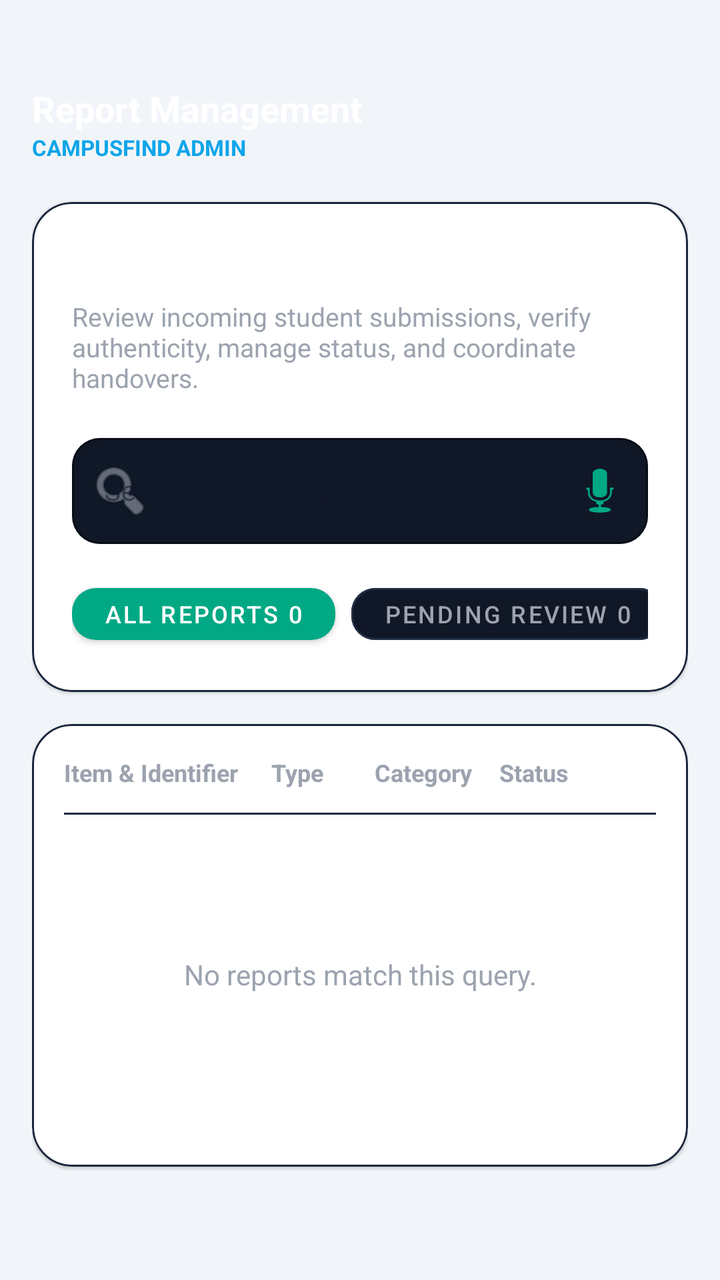
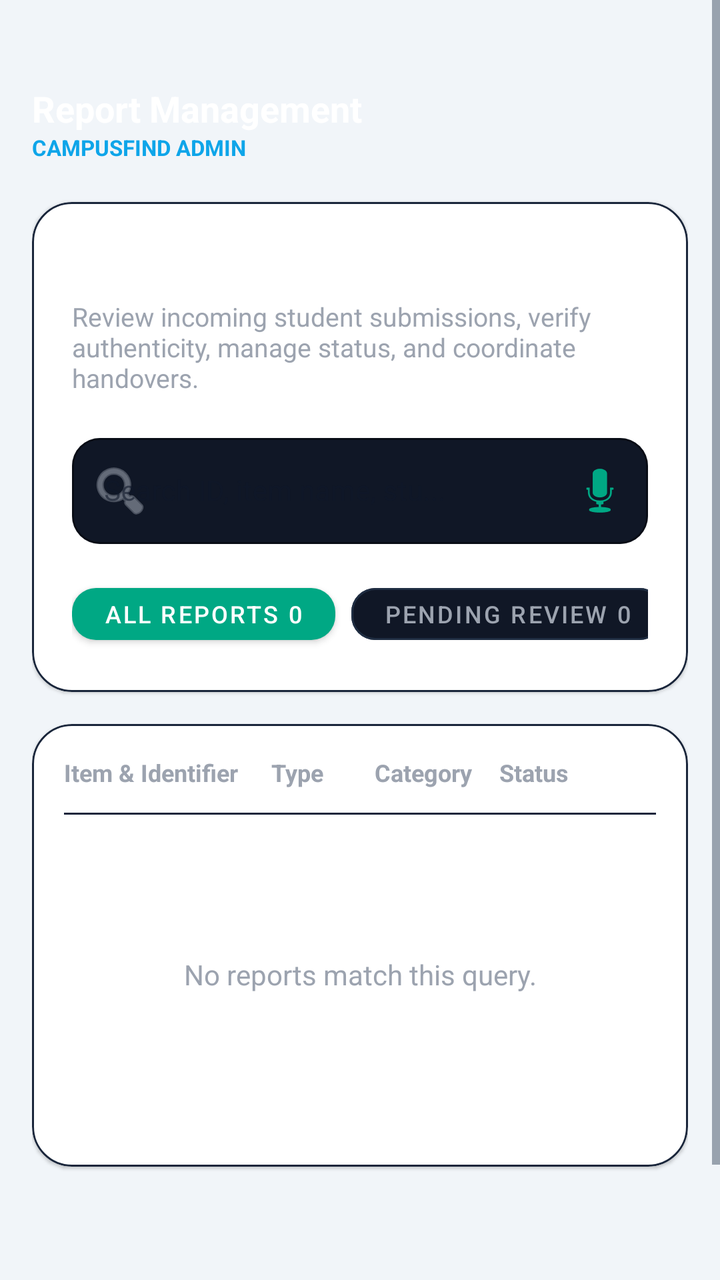

The first picture is an Android layout as it rendered before a commit; the second is the same layout after the commit. The layout source and the unified diff follow.
<!-- AndroidManifest.xml: application theme Theme.CampusFindApp -->
<!-- res/layout/fragment_admin_reports.xml -->
<?xml version="1.0" encoding="utf-8"?>
<layout xmlns:android="http://schemas.android.com/apk/res/android"
    xmlns:app="http://schemas.android.com/apk/res-auto">

    <ScrollView
        android:layout_width="match_parent"
        android:layout_height="match_parent"
        android:background="@color/color_background"
        android:fillViewport="true">

        <LinearLayout
            android:layout_width="match_parent"
            android:layout_height="wrap_content"
            android:orientation="vertical"
            android:paddingBottom="16dp"
            android:paddingHorizontal="16dp"
            android:paddingTop="42dp">

            
            <RelativeLayout
                android:layout_width="match_parent"
                android:layout_height="wrap_content">

                <LinearLayout
                    android:layout_width="wrap_content"
                    android:layout_height="wrap_content"
                    android:orientation="vertical">

                    <TextView
                        android:layout_width="wrap_content"
                        android:layout_height="wrap_content"
                        android:text="Report Management"
                        android:textColor="#FFFFFF"
                        android:textSize="18sp"
                        android:textStyle="bold" />

                    <TextView
                        android:layout_width="wrap_content"
                        android:layout_height="wrap_content"
                        android:text="CAMPUSFIND ADMIN"
                        android:textColor="#0EA5E9"
                        android:textSize="11sp"
                        android:textStyle="bold" />
                </LinearLayout>
            </RelativeLayout>

            
            <com.google.android.material.card.MaterialCardView
                android:layout_width="match_parent"
                android:layout_height="wrap_content"
                android:layout_marginTop="20dp"
                app:cardBackgroundColor="@color/color_surface"
                app:cardCornerRadius="20dp"
                app:strokeColor="#1A263B"
                app:strokeWidth="1dp">

                <LinearLayout
                    android:layout_width="match_parent"
                    android:layout_height="wrap_content"
                    android:orientation="vertical"
                    android:padding="20dp">

                    <TextView
                        android:layout_width="wrap_content"
                        android:layout_height="wrap_content"
                        android:text="Campus Report Management"
                        android:textColor="#FFFFFF"
                        android:textSize="18sp"
                        android:textStyle="bold" />

                    <TextView
                        android:layout_width="wrap_content"
                        android:layout_height="wrap_content"
                        android:layout_marginTop="4dp"
                        android:text="Review incoming student submissions, verify authenticity, manage status, and coordinate handovers."
                        android:textColor="#9CA3AF"
                        android:textSize="13sp" />

                    
                    <com.google.android.material.textfield.TextInputLayout
                        android:id="@+id/til_admin_search"
                        style="@style/Widget.MaterialComponents.TextInputLayout.OutlinedBox"
                        android:layout_width="match_parent"
                        android:layout_height="wrap_content"
                        android:layout_marginTop="16dp"
                        android:hint="Search ID, item name, stu..."
                        app:boxBackgroundColor="#101726"
                        app:boxCornerRadiusBottomEnd="14dp"
                        app:boxCornerRadiusBottomStart="14dp"
                        app:boxCornerRadiusTopEnd="14dp"
                        app:boxCornerRadiusTopStart="14dp"
                        app:boxStrokeColor="#1D2A3F"
                        app:endIconDrawable="@android:drawable/ic_btn_speak_now"
                        app:endIconMode="custom"
                        app:endIconTint="#00A884"
                        app:hintTextColor="#6B7280"
                        app:startIconDrawable="@android:drawable/ic_menu_search"
                        app:startIconTint="#9CA3AF">

                        <com.google.android.material.textfield.TextInputEditText
                            android:id="@+id/et_admin_search"
                            android:layout_width="match_parent"
                            android:layout_height="wrap_content"
                            android:textColor="#F9FAFB"
                            android:textSize="14sp" />
                    </com.google.android.material.textfield.TextInputLayout>

                    
                    <HorizontalScrollView
                        android:layout_width="match_parent"
                        android:layout_height="wrap_content"
                        android:layout_marginTop="16dp"
                        android:scrollbars="none">

                        <LinearLayout
                            android:layout_width="wrap_content"
                            android:layout_height="wrap_content"
                            android:orientation="horizontal">

                            <com.google.android.material.button.MaterialButton
                                android:id="@+id/chip_all"
                                android:layout_width="wrap_content"
                                android:layout_height="38dp"
                                android:layout_marginEnd="8dp"
                                android:text="All Reports 0"
                                android:textColor="#FFFFFF"
                                android:textSize="12sp"
                                app:backgroundTint="#00A884"
                                app:cornerRadius="12dp" />

                            <com.google.android.material.button.MaterialButton
                                android:id="@+id/chip_pending"
                                style="@style/Widget.MaterialComponents.Button.OutlinedButton"
                                android:layout_width="wrap_content"
                                android:layout_height="38dp"
                                android:layout_marginEnd="8dp"
                                android:text="Pending Review 0"
                                android:textColor="#9CA3AF"
                                android:textSize="12sp"
                                app:backgroundTint="#101726"
                                app:cornerRadius="12dp"
                                app:strokeColor="#1F2D42" />

                            <com.google.android.material.button.MaterialButton
                                android:id="@+id/chip_approved_lost"
                                style="@style/Widget.MaterialComponents.Button.OutlinedButton"
                                android:layout_width="wrap_content"
                                android:layout_height="38dp"
                                android:layout_marginEnd="8dp"
                                android:text="Approved Lost 0"
                                android:textColor="#9CA3AF"
                                android:textSize="12sp"
                                app:backgroundTint="#101726"
                                app:cornerRadius="12dp"
                                app:strokeColor="#1F2D42" />

                            <com.google.android.material.button.MaterialButton
                                android:id="@+id/chip_approved_found"
                                style="@style/Widget.MaterialComponents.Button.OutlinedButton"
                                android:layout_width="wrap_content"
                                android:layout_height="38dp"
                                android:layout_marginEnd="8dp"
                                android:text="Approved Found 0"
                                android:textColor="#9CA3AF"
                                android:textSize="12sp"
                                app:backgroundTint="#101726"
                                app:cornerRadius="12dp"
                                app:strokeColor="#1F2D42" />

                            <com.google.android.material.button.MaterialButton
                                android:id="@+id/chip_returned"
                                style="@style/Widget.MaterialComponents.Button.OutlinedButton"
                                android:layout_width="wrap_content"
                                android:layout_height="38dp"
                                android:text="Returned 0"
                                android:textColor="#9CA3AF"
                                android:textSize="12sp"
                                app:backgroundTint="#101726"
                                app:cornerRadius="12dp"
                                app:strokeColor="#1F2D42" />
                        </LinearLayout>
                    </HorizontalScrollView>

                </LinearLayout>
            </com.google.android.material.card.MaterialCardView>

            
            <com.google.android.material.card.MaterialCardView
                android:layout_width="match_parent"
                android:layout_height="wrap_content"
                android:layout_marginTop="16dp"
                android:layout_marginBottom="24dp"
                app:cardBackgroundColor="@color/color_surface"
                app:cardCornerRadius="20dp"
                app:strokeColor="#1A263B"
                app:strokeWidth="1dp">

                <LinearLayout
                    android:layout_width="match_parent"
                    android:layout_height="wrap_content"
                    android:orientation="vertical"
                    android:padding="16dp">

                    
                    <LinearLayout
                        android:layout_width="match_parent"
                        android:layout_height="wrap_content"
                        android:orientation="horizontal"
                        android:paddingBottom="12dp">

                        <TextView
                            android:layout_width="0dp"
                            android:layout_height="wrap_content"
                            android:layout_weight="2"
                            android:text="Item &amp; Identifier"
                            android:textColor="#9CA3AF"
                            android:textSize="12sp"
                            android:textStyle="bold" />

                        <TextView
                            android:layout_width="0dp"
                            android:layout_height="wrap_content"
                            android:layout_weight="1"
                            android:text="Type"
                            android:textColor="#9CA3AF"
                            android:textSize="12sp"
                            android:textStyle="bold" />

                        <TextView
                            android:layout_width="0dp"
                            android:layout_height="wrap_content"
                            android:layout_weight="1.2"
                            android:text="Category"
                            android:textColor="#9CA3AF"
                            android:textSize="12sp"
                            android:textStyle="bold" />

                        <TextView
                            android:layout_width="0dp"
                            android:layout_height="wrap_content"
                            android:layout_weight="1.5"
                            android:text="Status"
                            android:textColor="#9CA3AF"
                            android:textSize="12sp"
                            android:textStyle="bold" />
                    </LinearLayout>

                    <View
                        android:layout_width="match_parent"
                        android:layout_height="1dp"
                        android:background="#1A263B" />

                    
                    <androidx.recyclerview.widget.RecyclerView
                        android:id="@+id/rv_admin_reports"
                        android:layout_width="match_parent"
                        android:layout_height="wrap_content"
                        android:nestedScrollingEnabled="false" />

                    
                    <TextView
                        android:id="@+id/tv_admin_reports_empty"
                        android:layout_width="match_parent"
                        android:layout_height="160dp"
                        android:gravity="center"
                        android:text="No reports match this query."
                        android:textColor="#9CA3AF"
                        android:textSize="14sp" />

                </LinearLayout>
            </com.google.android.material.card.MaterialCardView>

        </LinearLayout>
    </ScrollView>
</layout>
<!-- resources referenced by this layout -->
<resources>
  <color name="color_background">#F1F5F9</color>
  <color name="color_surface">#FFFFFF</color>
  <style name="Theme.CampusFindApp" parent="Base.Theme.CampusFindApp" />
  <style name="Base.Theme.CampusFindApp" parent="Theme.MaterialComponents.DayNight.NoActionBar">
          <item name="colorPrimary">@color/teal_accent</item>
          <item name="colorPrimaryVariant">@color/teal_primary</item>
          <item name="colorOnPrimary">@color/deep_navy</item>
  
          <item name="colorSecondary">@color/accent_purple</item>
          <item name="colorSecondaryVariant">@color/accent_purple</item>
          <item name="colorOnSecondary">@color/white</item>
  
          <item name="colorSurface">@color/color_surface</item>
          <item name="colorOnSurface">@color/text_primary</item>
  
          <item name="android:colorBackground">@color/color_background</item>
          <item name="colorOnBackground">@color/text_primary</item>
  
          <item name="android:statusBarColor">@color/color_background</item>
          <item name="android:windowBackground">@color/color_background</item>
  
          <item name="android:textColor">@color/text_primary</item>
          <item name="android:textColorPrimary">@color/text_primary</item>
          <item name="android:textColorSecondary">@color/text_secondary</item>
          <item name="android:textColorHint">@color/text_hint</item>
      </style>
  <color name="teal_accent">#00A884</color>
  <color name="teal_primary">#2D7D71</color>
  <color name="deep_navy">#E2E8F0</color>
  <color name="accent_purple">#4F46E5</color>
  <color name="white">#FFFFFFFF</color>
  <color name="text_primary">#0F172A</color>
  <color name="text_secondary">#475569</color>
  <color name="text_hint">#94A3B8</color>
</resources>

<!-- the commit's change to res/layout/fragment_admin_reports.xml (unified diff, before → after) -->
@@ -12,7 +12,7 @@
             android:layout_width="match_parent"
             android:layout_height="wrap_content"
             android:orientation="vertical"
-            android:paddingBottom="16dp"
+            android:paddingBottom="96dp"
             android:paddingHorizontal="16dp"
             android:paddingTop="42dp">
 
